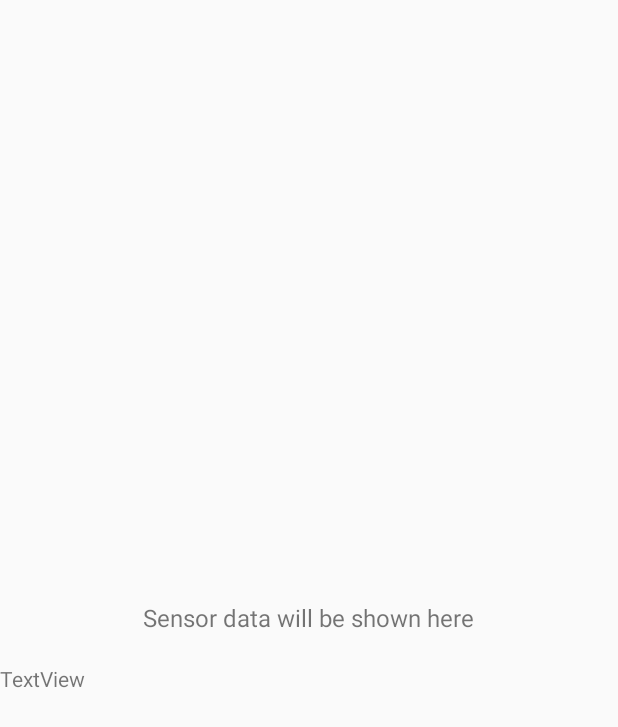
After one commit to NaddeA/Mobile-App, an Android app built with Jetpack Compose: the layout activity_main.xml on its own in the app's theme, with its tools: preview values and no code run, on a phone screen of 412 x 824 dp. The commit adds this screen. Shown: the top 727 px of the screen. Run offline under Robolectric (Android 15) with nearby library versions, the phone set to English and light mode, and no system bars.

Commit message:
Sensor listing

```diff
--- a/app/build.gradle.kts
+++ b/app/build.gradle.kts
@@ -56,4 +56,6 @@ dependencies {
     androidTestImplementation(libs.androidx.ui.test.junit4)
     debugImplementation(libs.androidx.ui.tooling)
     debugImplementation(libs.androidx.ui.test.manifest)
-}
+    implementation ("androidx.appcompat:appcompat:1.2.0")
+    implementation ("androidx.core:core-ktx:1.3.2")
+    }
--- /dev/null
+++ b/app/src/main/res/layout/activity_main.xml
@@ -0,0 +1,24 @@
+<?xml version="1.0" encoding="utf-8"?>
+<RelativeLayout
+    xmlns:android="http://schemas.android.com/apk/res/android"
+    android:id="@+id/relativeLayout"
+    android:layout_width="match_parent"
+    android:layout_height="match_parent">
+
+    <TextView
+        android:id="@+id/sensorTextView"
+        android:layout_width="wrap_content"
+        android:layout_height="wrap_content"
+        android:layout_centerInParent="true"
+        android:text="Sensor data will be shown here"
+        android:textSize="16sp" />
+
+    <TextView
+        android:id="@+id/textView"
+        android:layout_width="wrap_content"
+        android:layout_height="wrap_content"
+        android:layout_below="@id/sensorTextView"
+        android:layout_marginTop="20dp"
+        android:text="TextView" />
+
+</RelativeLayout>
```
Also changed, not shown: app/src/main/java/com/example/mobileapp_project/MainActivity.kt (+35 -38 lines).
